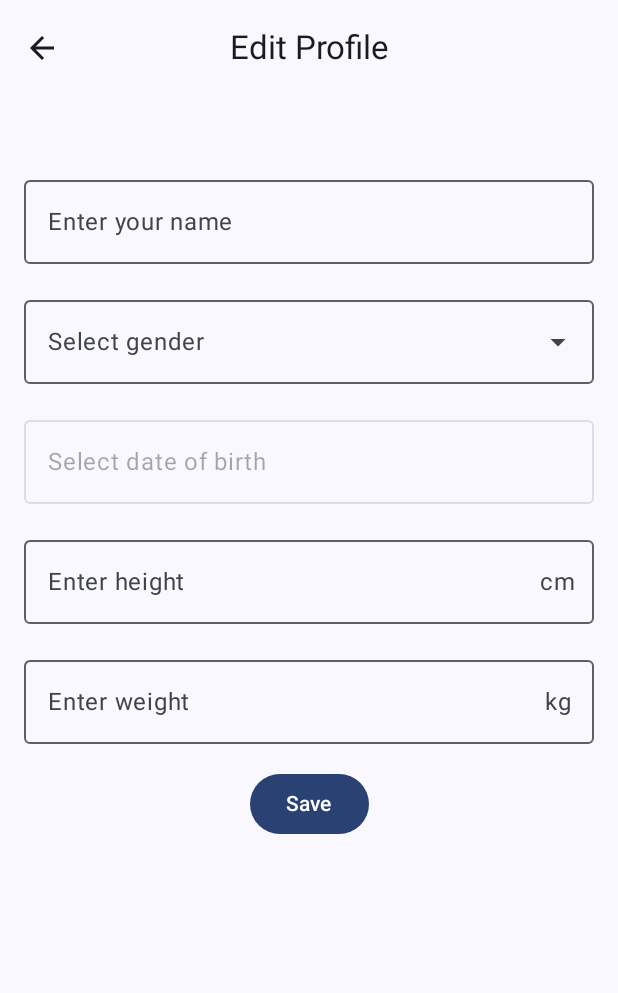
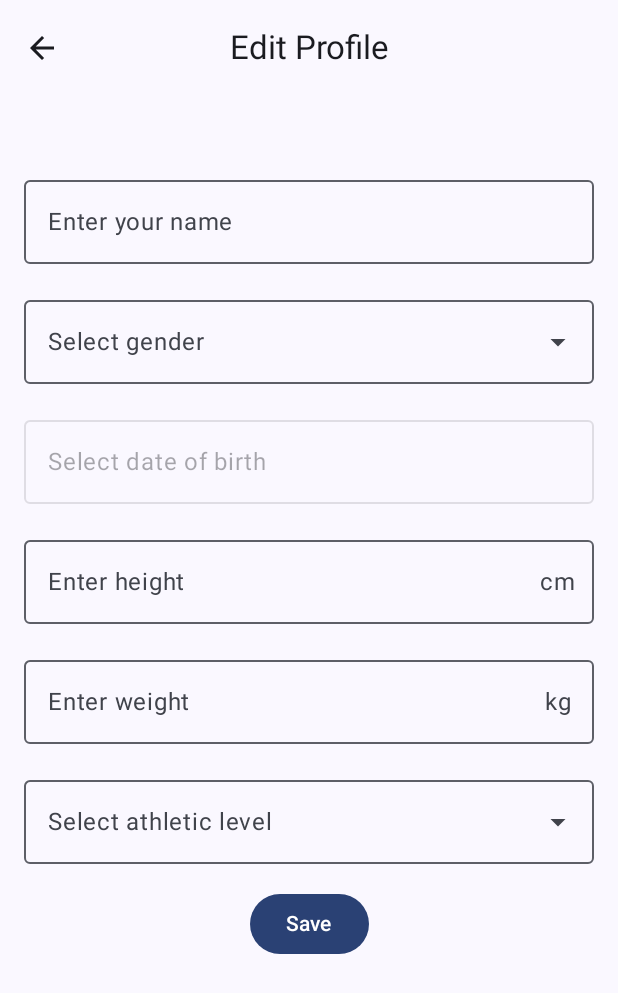
Before and after one commit to PiotrKedz/KPZ25_CORE2, an Android app built with Jetpack Compose: the ProfileActivity screen opened directly, with no data from a screen before it, after a tap on "Edit", on a phone screen of 412 x 824 dp. Shown: the top 993 px of the screen. Run offline under Robolectric (Android 15) with nearby library versions, the phone set to English and light mode, and no system bars.

Commit message:
added athletic level to the profile

```diff
--- a/app/src/main/java/com/example/innertemp/ProfileActivity.kt
+++ b/app/src/main/java/com/example/innertemp/ProfileActivity.kt
@@ -84,6 +84,8 @@ fun ProfileScreen(onBack: () -> Unit) {
     var heightErrorMessage by remember { mutableStateOf("") }
     var showExitDialog by remember { mutableStateOf(false) }
     var isEditMode by remember { mutableStateOf(false) }
+    var athleticLevel by remember { mutableStateOf("") }
+    var athleticLevelExpanded by remember { mutableStateOf(false) }
 
 
 
@@ -96,6 +98,8 @@ fun ProfileScreen(onBack: () -> Unit) {
         dateOfBirth = sharedPref.getString("dob", "") ?: ""
         height = sharedPref.getString("height", "") ?: ""
         weight = sharedPref.getString("weight", "") ?: ""
+        athleticLevel = sharedPref.getString("athletic_level", "") ?: ""
+
     }
 
     fun saveUserProfile(
@@ -104,7 +108,8 @@ fun ProfileScreen(onBack: () -> Unit) {
         gender: String,
         dateOfBirth: String,
         height: String,
-        weight: String
+        weight: String,
+        athleticLevel: String
     ) {
         val sharedPref = context.getSharedPreferences("user_profile", Context.MODE_PRIVATE)
         with(sharedPref.edit()) {
@@ -113,6 +118,7 @@ fun ProfileScreen(onBack: () -> Unit) {
             putString("dob", dateOfBirth)
             putString("height", height)
             putString("weight", weight)
+            putString("athletic_level", athleticLevel)
             apply()
         }
     }
@@ -317,6 +323,59 @@ fun ProfileScreen(onBack: () -> Unit) {
 
             Spacer(modifier = Modifier.height(16.dp))
 
+            Row(modifier = Modifier.fillMaxWidth(), verticalAlignment = Alignment.CenterVertically) {
+                if (isEditMode) {
+                    ExposedDropdownMenuBox(
+                        expanded = athleticLevelExpanded,
+                        onExpandedChange = { athleticLevelExpanded = it },
+                        modifier = Modifier.weight(1f)
+                    ) {
+                        OutlinedTextField(
+                            value = athleticLevel,
+                            onValueChange = {},
+                            label = { Text("Select athletic level") },
+                            readOnly = true,
+                            trailingIcon = {
+                                ExposedDropdownMenuDefaults.TrailingIcon(expanded = athleticLevelExpanded)
+                            },
+                            modifier = Modifier
+                                .fillMaxWidth()
+                                .menuAnchor()
+                                .clickable { athleticLevelExpanded = !athleticLevelExpanded }
+                        )
+
+                        ExposedDropdownMenu(
+                            expanded = athleticLevelExpanded,
+                            onDismissRequest = { athleticLevelExpanded = false }
+                        ) {
+                            DropdownMenuItem(text = { Text("Low") }, onClick = {
+                                athleticLevel = "Low"
+                                athleticLevelExpanded = false
+                                isDataChanged = true
+                            })
+                            DropdownMenuItem(text = { Text("Medium") }, onClick = {
+                                athleticLevel = "Medium"
+                                athleticLevelExpanded = false
+                                isDataChanged = true
+                            })
+                            DropdownMenuItem(text = { Text("High") }, onClick = {
+                                athleticLevel = "High"
+                                athleticLevelExpanded = false
+                                isDataChanged = true
+                            })
+                        }
+                    }
+                } else {
+                    Text(
+                        text = if (athleticLevel.isEmpty()) "Athletic Level: Not set" else "Athletic Level: $athleticLevel",
+                        style = MaterialTheme.typography.bodyLarge.copy(textAlign = TextAlign.Center, fontSize = 20.sp),
+                        modifier = Modifier.weight(1f)
+                    )
+                }
+            }
+
+            Spacer(modifier = Modifier.height(16.dp))
+
             Button(onClick = {
                 if (isEditMode) {
                     heightErrorMessage = ""
@@ -331,7 +390,7 @@ fun ProfileScreen(onBack: () -> Unit) {
                     }
 
                     if (heightErrorMessage.isEmpty()) {
-                        saveUserProfile(context, name, selectedGender, dateOfBirth, height, weight)
+                        saveUserProfile(context, name, selectedGender, dateOfBirth, height, weight, athleticLevel)
                         isEditMode = false
                         isDataChanged = false
                     }
```
Also changed, not shown: 127 other files.
